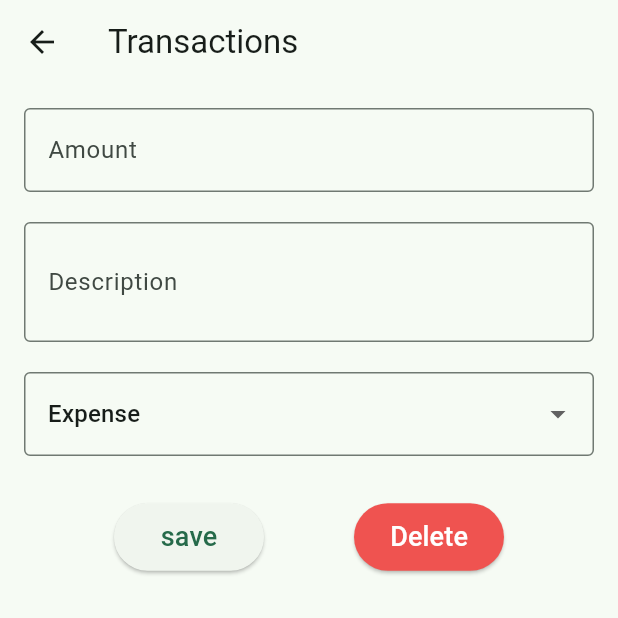
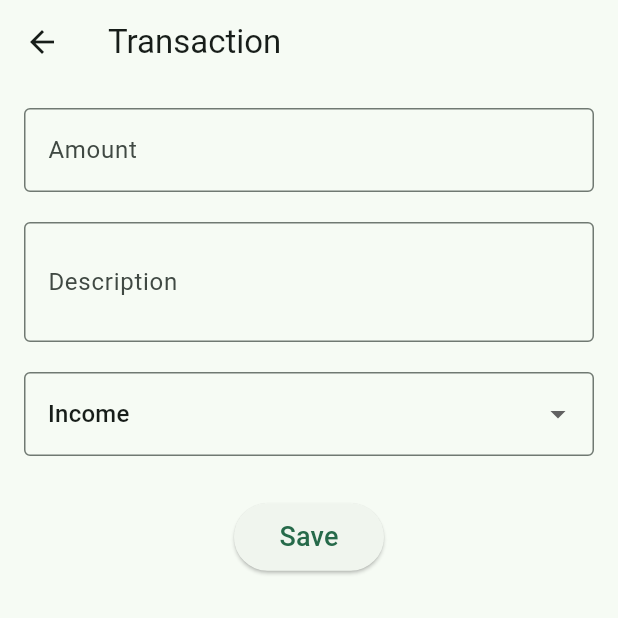
Before and after one commit to ajikamaludin/wallet-flutter, a Flutter app: the screen it shows after launch, after a tap on the "add" icon, on a phone screen of 412 x 824 dp, the top half of it. Run offline on Flutter 3.47's test engine with Material 2 defaults, Android fonts, the phone set to English and light mode, and no system bars; our stand-ins replace fl_chart, sqflite; accounts and stored records are empty.

Commit message:
CRUD done

```diff
--- a/lib/component/floating_add_button.dart
+++ b/lib/component/floating_add_button.dart
@@ -2,17 +2,21 @@ import 'package:flutter/material.dart';
 import 'package:wallet/form_trx_screen.dart';
 
 class FloatingAddButton extends StatelessWidget {
-  const FloatingAddButton({super.key});
+  final Function? refresh;
+  const FloatingAddButton({super.key, this.refresh});
 
   @override
   Widget build(BuildContext context) {
     return FloatingActionButton(
-        onPressed: () {
-          Navigator.of(context).push(MaterialPageRoute(
+        onPressed: () async {
+          final result = await Navigator.of(context).push(MaterialPageRoute(
             builder: (context) {
               return const FormTrxScreen();
             },
           ));
+          if (result != null && refresh != null) {
+            refresh!();
+          }
         },
         child: const Icon(Icons.add));
   }
--- a/lib/db/database.dart
+++ b/lib/db/database.dart
@@ -1,18 +1,56 @@
-import 'package:sqflite/sqflite.dart' as sql;
+import 'package:sqflite/sqflite.dart';
+import 'package:intl/intl.dart';
 
 class Transaction {
-  num amount;
+  int id;
+  int amount;
   String description;
-  num isExpense;
+  int isExpense;
+  String createdAt;
 
   Transaction(
-      {required this.amount,
+      {required this.id,
+      required this.amount,
       required this.description,
-      required this.isExpense});
+      required this.isExpense,
+      required this.createdAt});
+
+  Map<String, dynamic> toMap() {
+    return {
+      'id': id,
+      'amount': amount,
+      'description': description,
+      'is_expense': isExpense,
+      'createdAt': createdAt,
+    };
+  }
+
+  factory Transaction.fromMap(Map<String, dynamic> map) {
+    return Transaction(
+        id: map['id'],
+        amount: map['amount'],
+        description: map['description'],
+        isExpense: map['is_expense'],
+        createdAt: map['createdAt']);
+  }
+
+  String get humanDate {
+    DateTime dateTime = DateTime.parse(createdAt);
+    String formattedDate = DateFormat('dd MMMM yyyy').format(dateTime);
+    return formattedDate;
+  }
+
+  String get formatAmount {
+    String famount = NumberFormat.currency(locale: "id").format(amount);
+    if (isExpense == 1) {
+      famount = '- $famount';
+    }
+    return famount;
+  }
 }
 
-class DatabaseSQLite {
-  static Future<void> createTables(sql.Database db) async {
+class DatabaseHelper {
+  static Future<void> createTables(Database db) async {
     await db.execute('''
       CREATE TABLE trx(
         id INTEGER PRIMARY KEY AUTOINCREMENT NOT NULL,
@@ -24,8 +62,14 @@ class DatabaseSQLite {
 ''');
   }
 
-  static Future<sql.Database> db() async {
-    return sql.openDatabase(
+  DatabaseHelper._privateConstructor();
+  static final DatabaseHelper instance = DatabaseHelper._privateConstructor();
+
+  static Database? _database;
+  Future<Database> get db async => _database ??= await _initDatabase();
+
+  static Future<Database> _initDatabase() async {
+    return openDatabase(
       'wallet.sqlite',
       version: 1,
       onCreate: (db, version) async {
@@ -34,62 +78,76 @@ class DatabaseSQLite {
     );
   }
 
-  static Future<int> createItem(
-      String amount, String description, num type) async {
-    final db = await DatabaseSQLite.db();
+  Future<int> createItem(String amount, String description, num type) async {
+    final db = await instance.db;
     final id = await db.insert('trx',
         {'amount': amount, 'description': description, 'is_expense': type},
-        conflictAlgorithm: sql.ConflictAlgorithm.replace);
+        conflictAlgorithm: ConflictAlgorithm.replace);
     return id;
   }
 
-  static Future<List<Map<String, dynamic>>> getItems() async {
-    final db = await DatabaseSQLite.db();
-    return db.query('trx');
+  Future<int> updateItem(
+      int id, String amount, String description, num type) async {
+    final db = await instance.db;
+    await db.update('trx',
+        {'amount': amount, 'description': description, 'is_expense': type},
+        where: 'id = $id', conflictAlgorithm: ConflictAlgorithm.replace);
+    return id;
   }
 
-  static Future<int> countItems() async {
-    final db = await DatabaseSQLite.db();
+  Future<int> deleteItem(int id) async {
+    final db = await instance.db;
+    await db.delete('trx', where: 'id = $id');
+    return id;
+  }
+
+  Future<List<Transaction>> getItems() async {
+    final db = await instance.db;
+    var trx = await db.query('trx', orderBy: 'createdAt DESC');
+    List<Transaction> trxList =
+        trx.isNotEmpty ? trx.map((c) => Transaction.fromMap(c)).toList() : [];
+    return trxList;
+  }
+
+  Future<int> countItems() async {
+    final db = await instance.db;
     final result = await db.query('trx');
 
     return result.length;
   }
 
-  static Future<int> getTotalIncome() async {
+  Future<int> getTotalIncome() async {
     int amount = 0;
-    final db = await DatabaseSQLite.db();
-    final result = await db
-        .rawQuery('SELECT SUM(amount) as amount FROM trx WHERE is_expense = 1');
+    final db = await instance.db;
+    final r = await db
+        .rawQuery('SELECT SUM(amount) as amount FROM trx WHERE is_expense = 0');
 
-    for (var r in result) {
-      amount += (int.parse(r['amount'].toString()));
+    final m = int.tryParse(r[0]['amount'].toString());
+    if (m != null) {
+      amount += m;
     }
 
     return amount;
   }
 
-  static Future<int> getTotalExpense() async {
+  Future<int> getTotalExpense() async {
     int amount = 0;
-    final db = await DatabaseSQLite.db();
-    final result = await db
-        .rawQuery('SELECT SUM(amount) as amount FROM trx WHERE is_expense = 0');
+    final db = await instance.db;
+    final r = await db
+        .rawQuery('SELECT SUM(amount) as amount FROM trx WHERE is_expense = 1');
 
-    for (var r in result) {
-      amount += (int.parse(r['amount'].toString()));
+    final m = int.tryParse(r[0]['amount'].toString());
+    if (m != null) {
+      amount += m;
     }
 
     return amount;
   }
 
-  static Future<int> getBalance() async {
-    int amount = 0;
-    final db = await DatabaseSQLite.db();
-    final result = await db.rawQuery('SELECT SUM(amount) as amount FROM trx');
+  Future<int> getBalance() async {
+    final income = await instance.getTotalIncome();
+    final expense = await instance.getTotalExpense();
 
-    for (var r in result) {
-      amount += (int.parse(r['amount'].toString()));
-    }
-
-    return amount;
+    return income - expense;
   }
 }
--- a/lib/dummy/data.dart
+++ /dev/null
@@ -1,22 +0,0 @@
-class Transaction {
-  num amount;
-  String description;
-  num isExpense;
-
-  Transaction(this.amount, this.description, this.isExpense);
-}
-
-List<Transaction> dummyTransactions = [
-  Transaction(10000, "hai", 1),
-  Transaction(10000, "hai", 1),
-  Transaction(10000, "hai", 1),
-  Transaction(10000, "hai", 1),
-  Transaction(10000, "hai", 1),
-  Transaction(10000, "hai", 1),
-  Transaction(10000, "hai", 1),
-  Transaction(10000, "hai", 1),
-  Transaction(10000, "hai", 1),
-  Transaction(10000, "hai", 1),
-  Transaction(10000, "hai", 1),
-  Transaction(10000, "hai", 1),
-];
--- a/lib/form_trx_screen.dart
+++ b/lib/form_trx_screen.dart
@@ -15,13 +15,30 @@ class _FormTrxScreenState extends State<FormTrxScreen> {
   final amountController = TextEditingController();
   final descController = TextEditingController();
 
-  String _isExpense = 'Expense';
+  String _isExpense = types[0];
+  String? _errorAmount;
+
+  @override
+  void initState() {
+    super.initState();
+    if (widget.trx != null) {
+      amountController.text = '${widget.trx!.amount}';
+      descController.text = widget.trx!.description;
+      _isExpense = widget.trx!.isExpense == 1 ? types[1] : types[0];
+    }
+  }
 
   @override
   Widget build(BuildContext context) {
     return Scaffold(
         appBar: AppBar(
-          title: const Text('Transactions'),
+          title: const Text('Transaction'),
+          leading: IconButton(
+            icon: const Icon(Icons.arrow_back),
+            onPressed: () {
+              Navigator.of(context).pop(true);
+            },
+          ),
         ),
         body: SingleChildScrollView(
           child: Padding(
@@ -31,10 +48,11 @@ class _FormTrxScreenState extends State<FormTrxScreen> {
                 TextField(
                     controller: amountController,
                     keyboardType: TextInputType.number,
-                    decoration: const InputDecoration(
+                    decoration: InputDecoration(
                       hintText: 'Amount',
                       labelText: 'Amount',
-                      border: OutlineInputBorder(),
+                      border: const OutlineInputBorder(),
+                      errorText: _errorAmount,
                     )),
                 const SizedBox(height: 20),
                 TextField(
@@ -68,24 +86,23 @@ class _FormTrxScreenState extends State<FormTrxScreen> {
                 ),
                 const SizedBox(height: 30),
                 Row(
-                  mainAxisAlignment: MainAxisAlignment.spaceEvenly,
+                  mainAxisAlignment: widget.trx == null
+                      ? MainAxisAlignment.center
+                      : MainAxisAlignment.spaceEvenly,
                   children: [
                     ElevatedButton(
-                      onPressed: () {
-                        _addItem();
-                      },
+                      onPressed: onSaveHandle,
                       style: const ButtonStyle(
                         minimumSize: MaterialStatePropertyAll(Size(100, 45)),
                       ),
                       child: const Text(
-                        'save',
+                        'Save',
                         style: TextStyle(fontSize: 18),
                       ),
                     ),
-                    ElevatedButton(
-                      onPressed: () {
-                        // HANDLE HERE DELETE
-                      },
+                    widget.trx != null
+                        ? ElevatedButton(
+                            onPressed: handleDelete,
                             style: ButtonStyle(
                               minimumSize:
                                   const MaterialStatePropertyAll(Size(100, 45)),
@@ -94,15 +111,42 @@ class _FormTrxScreenState extends State<FormTrxScreen> {
                             ),
                             child: const Text(
                               'Delete',
-                        style: TextStyle(color: Colors.white, fontSize: 18),
+                              style:
+                                  TextStyle(color: Colors.white, fontSize: 18),
                             ),
-                    ),
+                          )
+                        : const Center(),
                   ],
                 )
               ],
             ),
           ),
         ));
+  }
+
+  void handleDelete() {
+    showDialog(
+      context: context,
+      builder: (context) {
+        return AlertDialog(
+          title: const Text('Confirm'),
+          content: const Text('Are you sure want delete ?'),
+          actions: [
+            TextButton(
+              onPressed: () async {
+                Navigator.pop(context, 'Cencel');
+                _deleteItem();
+              },
+              child: const Text('Yes'),
+            ),
+            TextButton(
+              onPressed: () => Navigator.pop(context, 'Ok'),
+              child: const Text('Cencel'),
+            ),
+          ],
+        );
+      },
+    );
   }
 
   @override
@@ -112,35 +156,43 @@ class _FormTrxScreenState extends State<FormTrxScreen> {
     super.dispose();
   }
 
-  void _addItem() {
+  void onSaveHandle() {
     if (amountController.text.isEmpty) {
-      showDialog(
-        context: context,
-        builder: (context) {
-          return AlertDialog(
-            icon: const Icon(Icons.warning),
-            content: const Text(
-              'Amount required',
-              textAlign: TextAlign.center,
-            ),
-            actions: [
-              TextButton(
-                onPressed: () => Navigator.pop(context, 'Ok'),
-                child: const Text(
-                  'Ok',
-                ),
-              ),
-            ],
-          );
-        },
-      );
+      setState(() {
+        _errorAmount = 'amount required';
+      });
       return;
     }
+    if (widget.trx != null) {
+      _updateItem();
+      return;
+    }
+    _addItem();
+  }
 
-    DatabaseSQLite.createItem(amountController.text, descController.text,
+  void _addItem() {
+    DatabaseHelper.instance
+        .createItem(amountController.text, descController.text,
             _isExpense == 'Income' ? 0 : 1)
-        .then((value) => Navigator.of(context).pop())
+        .then((value) => Navigator.of(context).pop(true))
         .whenComplete(() => ScaffoldMessenger.of(context)
             .showSnackBar(const SnackBar(content: Text('transaction saved'))));
   }
+
+  void _updateItem() {
+    DatabaseHelper.instance
+        .updateItem(widget.trx!.id, amountController.text, descController.text,
+            _isExpense == types[0] ? 0 : 1)
+        .then((value) => Navigator.of(context).pop(true))
+        .whenComplete(() => ScaffoldMessenger.of(context)
+            .showSnackBar(const SnackBar(content: Text('transaction saved'))));
   }
+
+  void _deleteItem() {
+    DatabaseHelper.instance
+        .deleteItem(widget.trx!.id)
+        .then((value) => Navigator.of(context).pop(true))
+        .whenComplete(() => ScaffoldMessenger.of(context).showSnackBar(
+            const SnackBar(content: Text('transaction deleted'))));
+  }
+}
--- a/lib/home_screen.dart
+++ b/lib/home_screen.dart
@@ -1,4 +1,5 @@
 import 'package:flutter/material.dart';
+import 'package:intl/intl.dart';
 import 'package:wallet/component/bar_chart.dart';
 import 'package:wallet/component/card_amount.dart';
 import 'package:wallet/component/floating_add_button.dart';
@@ -13,20 +14,14 @@ class HomeScreen extends StatefulWidget {
 }
 
 class _HomeScreenState extends State<HomeScreen> {
-  int balance = 0;
-  int expense = 0;
-  int income = 0;
+  String balance = '';
+  String expense = '';
+  String income = '';
 
   @override
   void initState() {
     super.initState();
-    DatabaseSQLite.getBalance().then((value) {
-      setState(() {
-        balance = value;
-      });
-    });
-    DatabaseSQLite.getTotalIncome().then((value) => income = value);
-    DatabaseSQLite.getTotalExpense().then((value) => expense = value);
+    _refresh();
   }
 
   @override
@@ -61,7 +56,9 @@ class _HomeScreenState extends State<HomeScreen> {
                 ))
           ],
         ),
-        floatingActionButton: const FloatingAddButton(),
+        floatingActionButton: FloatingAddButton(
+          refresh: _refresh,
+        ),
         body: SingleChildScrollView(
             child: Column(
           crossAxisAlignment: CrossAxisAlignment.stretch,
@@ -70,7 +67,7 @@ class _HomeScreenState extends State<HomeScreen> {
                 padding: const EdgeInsets.only(top: 8, left: 8, right: 8),
                 child: CardAmount(
                   title: 'Balance',
-                  amount: 'Rp. $balance',
+                  amount: balance,
                   color: Colors.blue.shade400,
                 )),
             Padding(
@@ -81,13 +78,13 @@ class _HomeScreenState extends State<HomeScreen> {
                     Expanded(
                         child: CardAmount(
                       title: 'Income',
-                      amount: 'Rp. $income',
+                      amount: income,
                       color: Colors.green.shade400,
                     )),
                     Expanded(
                         child: CardAmount(
                       title: 'Expense',
-                      amount: 'Rp. $expense',
+                      amount: expense,
                       color: Colors.red.shade400,
                     ))
                   ],
@@ -99,17 +96,21 @@ class _HomeScreenState extends State<HomeScreen> {
             Padding(
               padding: const EdgeInsets.all(16),
               child: OutlinedButton(
-                  onPressed: () {
-                    Navigator.of(context).push(MaterialPageRoute(
+                  onPressed: () async {
+                    final result =
+                        await Navigator.of(context).push(MaterialPageRoute(
                       builder: (context) {
                         return const ListTrxScreen();
                       },
                     ));
+                    if (result != null) {
+                      _refresh();
+                    }
                   },
                   child: const Row(
                     mainAxisAlignment: MainAxisAlignment.spaceBetween,
                     children: [
-                      Text('Riwayat transaksi'),
+                      Text('History Transaction'),
                       Icon(Icons.arrow_forward)
                     ],
                   )),
@@ -117,4 +118,22 @@ class _HomeScreenState extends State<HomeScreen> {
           ],
         )));
   }
+
+  void _refresh() {
+    DatabaseHelper.instance.getBalance().then((value) {
+      setState(() {
+        balance = NumberFormat.currency(locale: "id").format(value);
+      });
+    });
+    DatabaseHelper.instance.getTotalIncome().then((value) {
+      setState(() {
+        income = NumberFormat.currency(locale: "id").format(value);
+      });
+    });
+    DatabaseHelper.instance.getTotalExpense().then((value) {
+      setState(() {
+        expense = NumberFormat.currency(locale: "id").format(value);
+      });
+    });
+  }
 }
--- a/pubspec.yaml
+++ b/pubspec.yaml
@@ -37,6 +37,7 @@ dependencies:
   cupertino_icons: ^1.0.2
   fl_chart: ^0.63.0
   sqflite: ^2.3.0
+  intl: ^0.18.1
 
 dev_dependencies:
   flutter_test:
```
Also changed, not shown: lib/component/item_trx.dart (+10 -11 lines), lib/list_trx_screen.dart (+60 -6 lines), pubspec.lock. Lines whose indentation alone changed are shown as unchanged.
